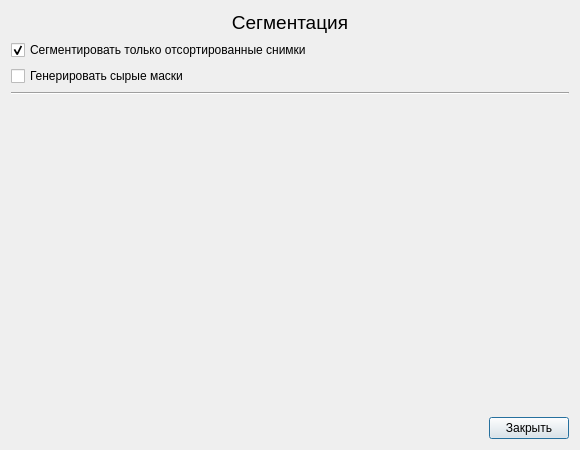
Vic1379/GeoDetector, file OptionsDialog.ui: the form before one commit.
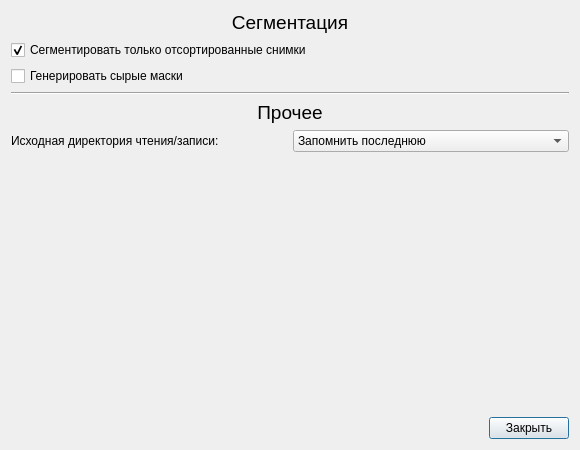
The form after the commit.

The edit to the form file:
```diff
--- a/OptionsDialog.ui
+++ b/OptionsDialog.ui
@@ -62,6 +62,46 @@
      </property>
     </widget>
    </item>
+   <item>
+    <widget class="QLabel" name="label_other">
+     <property name="font">
+      <font>
+       <pointsize>14</pointsize>
+      </font>
+     </property>
+     <property name="text">
+      <string>Прочее</string>
+     </property>
+     <property name="alignment">
+      <set>Qt::AlignCenter</set>
+     </property>
+    </widget>
+   </item>
+   <item>
+    <layout class="QHBoxLayout" name="horizontalLayout_2">
+     <item>
+      <widget class="QLabel" name="label_srcDef">
+       <property name="text">
+        <string>Исходная директория чтения/записи:</string>
+       </property>
+      </widget>
+     </item>
+     <item>
+      <widget class="QComboBox" name="comB_srcDef">
+       <item>
+        <property name="text">
+         <string>Запомнить последнюю</string>
+        </property>
+       </item>
+       <item>
+        <property name="text">
+         <string>Рабочий стол</string>
+        </property>
+       </item>
+      </widget>
+     </item>
+    </layout>
+   </item>
    <item>
     <spacer name="verticalSpacer">
      <property name="orientation">
```
